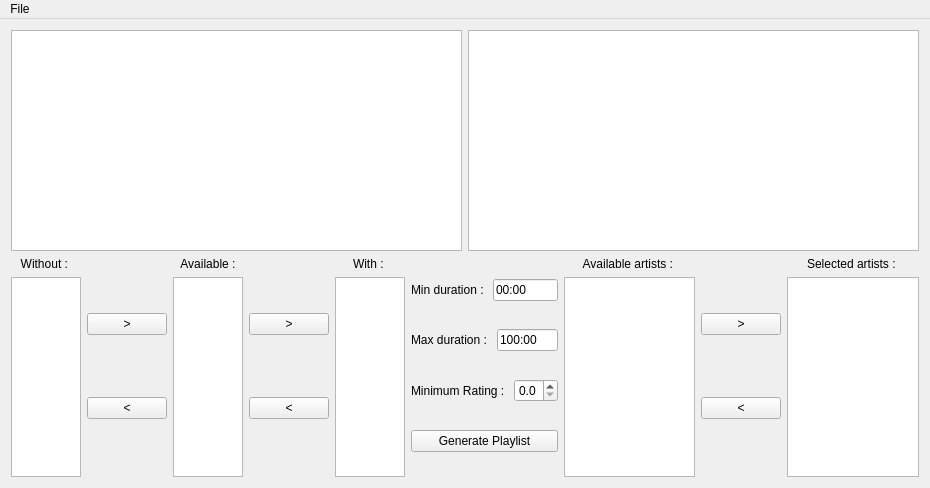
AdrienPensart/MusicManiac, file src/mainwindow.ui: the form before one commit.
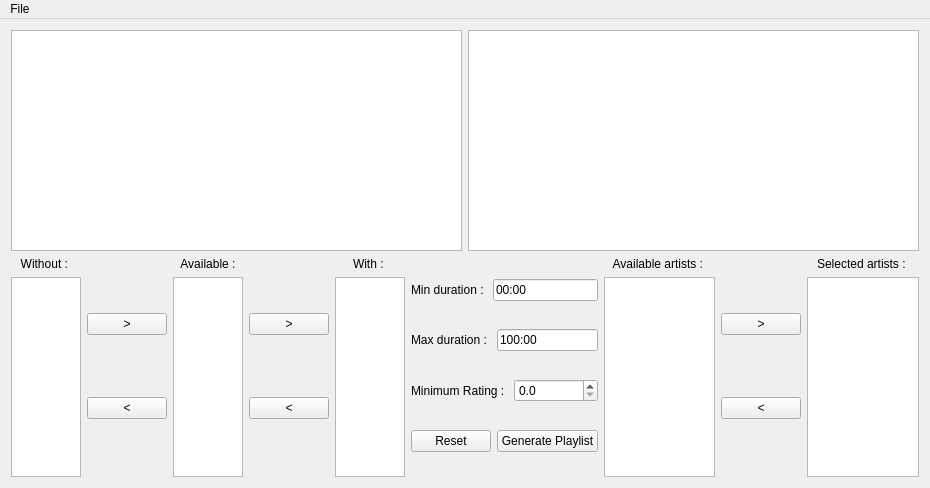
The form after the commit. Icons and pictures are not drawn.

What changed in the file:
```diff
--- a/src/mainwindow.ui
+++ b/src/mainwindow.ui
@@ -235,11 +235,22 @@
          </layout>
         </item>
         <item>
+         <layout class="QHBoxLayout" name="horizontalLayout">
+          <item>
+           <widget class="QPushButton" name="resetButton">
+            <property name="text">
+             <string>Reset</string>
+            </property>
+           </widget>
+          </item>
+          <item>
          <widget class="QPushButton" name="generatePlaylistButton">
           <property name="text">
            <string>Generate Playlist</string>
           </property>
          </widget>
+          </item>
+         </layout>
         </item>
        </layout>
       </item>
```
Lines whose indentation alone changed are shown as unchanged.
